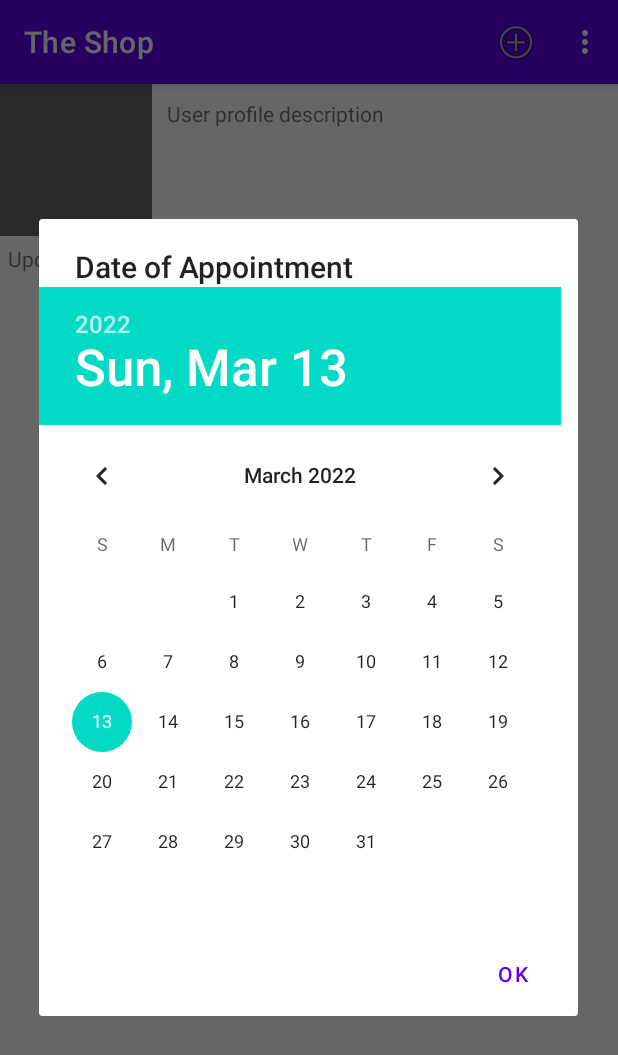
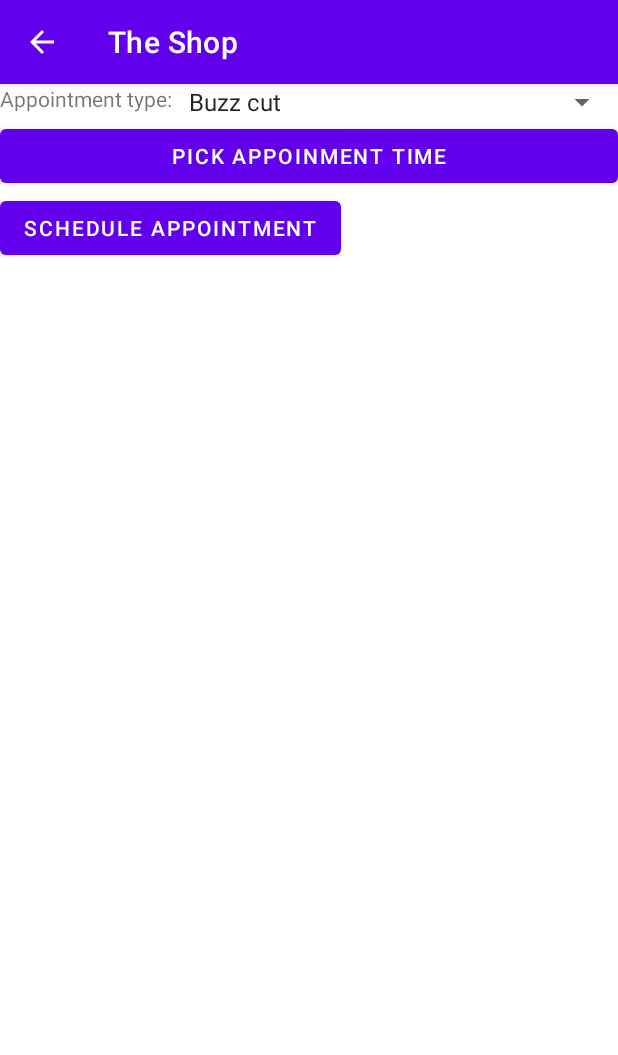
Before and after one commit to Mitchangoes408/TheShop, an Android app: the screen it shows after launch (UserProfileActivity before the commit, ApptPagerActivity after it), in the options menu, after a tap on "New Appointment", on a phone screen of 412 x 824 dp. Shown: the top 1055 px of the screen. Run offline under Robolectric (Android 15) with nearby library versions, the phone set to English and light mode, and no system bars; 1 statement that could not run was skipped.

Commit message:
Created a new "form" page to select appointment details

```diff
--- a/app/src/main/AndroidManifest.xml
+++ b/app/src/main/AndroidManifest.xml
@@ -9,16 +9,20 @@
         android:roundIcon="@mipmap/ic_launcher_round"
         android:supportsRtl="true"
         android:theme="@style/Theme.TheShop">
+
         <activity android:name=".UserProfileActivity">
             <intent-filter>
                 <action android:name="android.intent.action.MAIN" />
                 <category android:name="android.intent.category.LAUNCHER" />
             </intent-filter>
         </activity>
+
         <activity android:name=".CutPagerActivity"
             android:parentActivityName=".UserProfileActivity" />
+
         <activity android:name=".ApptPagerActivity"
             android:parentActivityName=".UserProfileActivity" />
+
         <provider
             android:name="androidx.core.content.FileProvider"
             android:authorities="com.main.theshop.fileprovider"
--- a/app/src/main/java/com/main/theshop/ApptsFragment.java
+++ b/app/src/main/java/com/main/theshop/ApptsFragment.java
@@ -6,12 +6,14 @@ import android.os.Bundle;
 import android.view.LayoutInflater;
 import android.view.View;
 import android.view.ViewGroup;
+import android.widget.ArrayAdapter;
+import android.widget.Button;
 import android.widget.DatePicker;
+import android.widget.Spinner;
+import android.widget.TextView;
 
 import androidx.fragment.app.Fragment;
 
-import java.io.File;
-import java.net.IDN;
 import java.util.UUID;
 
 public class ApptsFragment extends Fragment {
@@ -19,7 +21,13 @@ public class ApptsFragment extends Fragment {
     private Appointments appointment;
 
     //View Fields
-    private DatePicker datePicker;
+    //private DatePicker datePicker;
+
+    private TextView apptTypeText;
+    private Spinner apptSpinner;
+    private Button datePickerButton;
+    private Button submitApptBtn;
+
 
     private static final String ARG_APPT_ID = "appt_id";
 
@@ -48,12 +56,36 @@ public class ApptsFragment extends Fragment {
                              ViewGroup container,
                              Bundle savedInstanceState) {
         View v = inflater.inflate(
-                R.layout.fragment_appt,
+                R.layout.appointment_form,
                 container,
                 false
         );
 
-        datePicker = (DatePicker)v.findViewById(R.id.date_picker);
+        apptTypeText= (TextView) v.findViewById(R.id.appt_text);
+        apptSpinner = (Spinner)v.findViewById(R.id.cut_type_menu);
+        datePickerButton = (Button) v.findViewById(R.id.date_picker_button);
+        submitApptBtn = (Button) v.findViewById(R.id.schedule_button);
+
+        ArrayAdapter<CharSequence> adapter = ArrayAdapter.createFromResource(this.getContext(), R.array.cut_style, android.R.layout.simple_spinner_item);
+        adapter.setDropDownViewResource(android.R.layout.simple_spinner_dropdown_item);
+        apptSpinner.setAdapter(adapter);
+
+        datePickerButton.setOnClickListener(new View.OnClickListener() {
+            @Override
+            public void onClick(View view) {
+                DatePickerFragment dateFragment = DatePickerFragment.newInstance(appointment.getScheduledDate());
+                dateFragment.show(getFragmentManager(), DatePickerFragment.EXTRA_DATE);
+            }
+        });
+
+        submitApptBtn.setOnClickListener(new View.OnClickListener() {
+            @Override
+            public void onClick(View view) {
+                /** FINISH ADDING APPOINTMENT DETAILS TO THE DATABASE AND RETURN TO HOME
+                 *      MAYBE ADD A TOAST TO LET USER KNOW THAT THE APPOINTMENT IS SCHEDULED **/
+            }
+        });
+
 
         return v;
     }
--- a/app/src/main/java/com/main/theshop/DatePickerFragment.java
+++ b/app/src/main/java/com/main/theshop/DatePickerFragment.java
@@ -48,14 +48,14 @@ public class DatePickerFragment extends DialogFragment {
         int day = calendar.get(Calendar.DAY_OF_MONTH);
 
         View v = LayoutInflater.from(getActivity())
-                .inflate(R.layout.fragment_appt, null);
+                .inflate(R.layout.date_picker, null);
 
         mDatePicker = (DatePicker)v.findViewById(R.id.date_picker);
         mDatePicker.init(year, month, day, null);
 
         return new AlertDialog.Builder(getActivity())
                 .setView(v)
-                .setTitle("Date of Appointment")
+                .setTitle("Select Appointment Date")
                 .setPositiveButton(android.R.string.ok,
                         new DialogInterface.OnClickListener() {
                             @Override
--- a/app/src/main/java/com/main/theshop/UserProfile.java
+++ b/app/src/main/java/com/main/theshop/UserProfile.java
@@ -118,20 +118,13 @@ public class UserProfile extends Fragment {
                 return true;
 
             case R.id.new_appointment:
-                /**
+
                 //using ApptPagerActivity
                 Appointments newAppt = new Appointments();
                 Shop.get(getActivity()).addAppt(newAppt);
 
                 Intent apptIntent = ApptPagerActivity.newIntent(getActivity(), newAppt.getApptUUID());
                 startActivity(apptIntent);
-                 */
-
-                //Using Dialog
-                Appointments newAppt = new Appointments();
-                DatePickerFragment dateFragment = DatePickerFragment.newInstance(newAppt.getScheduledDate());
-                dateFragment.show(getFragmentManager(), DatePickerFragment.EXTRA_DATE);
-
 
                 return true;
 
--- /dev/null
+++ b/app/src/main/res/layout/appointment_form.xml
@@ -0,0 +1,42 @@
+<LinearLayout
+    xmlns:android="http://schemas.android.com/apk/res/android"
+    android:layout_width="match_parent"
+    android:layout_height="match_parent"
+    android:layout_margin="16dp"
+    android:orientation="vertical" >
+
+    <LinearLayout
+        android:layout_width="match_parent"
+        android:layout_height="wrap_content"
+        android:orientation="horizontal" >
+
+        <TextView
+            android:id="@+id/appt_text"
+            android:layout_width="wrap_content"
+            android:layout_height="match_parent"
+            android:text="Appointment type: " />
+
+        <Spinner
+            android:id="@+id/cut_type_menu"
+            android:layout_width="match_parent"
+            android:layout_height="wrap_content" />
+    </LinearLayout>
+
+    <Button
+        android:id="@+id/date_picker_button"
+        android:layout_width="match_parent"
+        android:layout_height="wrap_content"
+        android:gravity="center"
+        android:textAlignment="center"
+        android:text="Pick appoinment time" />
+
+    <Button
+        android:id="@+id/schedule_appt_btn"
+        android:layout_width="wrap_content"
+        android:layout_height="wrap_content"
+        android:gravity="center"
+        android:textAlignment="center"
+        android:text="Schedule appointment" />
+
+
+</LinearLayout>
--- a/app/src/main/res/values/strings.xml
+++ b/app/src/main/res/values/strings.xml
@@ -1,4 +1,8 @@
 <resources>
     <string name="app_name">The Shop</string>
     <string name="appointments_text">Upcoming appointments:</string>
+    <string-array name="cut_style">
+        <item>Buzz cut</item>
+        <item>Scissor cut</item>
+    </string-array>
 </resources>
```
Also changed, not shown: app/src/main/res/layout/date_picker.xml (renamed from app/src/main/res/layout/fragment_appt.xml).
